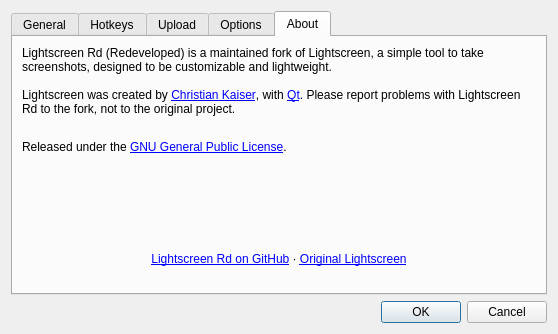
Qt form dialogs/optionsdialog.ui (Ogrueb/Lightscreen) before a commit.
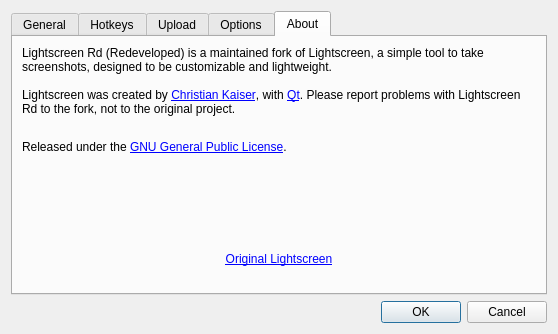
The same form after that commit. The open tabs and pages were chosen to show the change. Custom widgets are drawn as their Qt base class.

Commit message:
QA A1: one GitHub link to the fork on the About tab (bug 32); rename check trimmed to the re-check
Claude-Session: https://claude.ai/code/session_01WTYqm2iexfQkxaRmFk6tqS

```diff
--- a/dialogs/optionsdialog.ui
+++ b/dialogs/optionsdialog.ui
@@ -1395,7 +1395,7 @@
        <item>
         <widget class="QLabel" name="linksLabel">
          <property name="text">
-          <string>&lt;a href=&quot;https://github.com/Ogrueb/Lightscreen-Rd&quot;&gt;Lightscreen Rd on GitHub&lt;/a&gt; · &lt;a href=&quot;https://github.com/ckaiser/Lightscreen/&quot;&gt;Original Lightscreen&lt;/a&gt;</string>
+          <string>&lt;a href=&quot;https://github.com/ckaiser/Lightscreen/&quot;&gt;Original Lightscreen&lt;/a&gt;</string>
          </property>
          <property name="alignment">
           <set>Qt::AlignCenter</set>
```
The commit also changes 4 other files.
